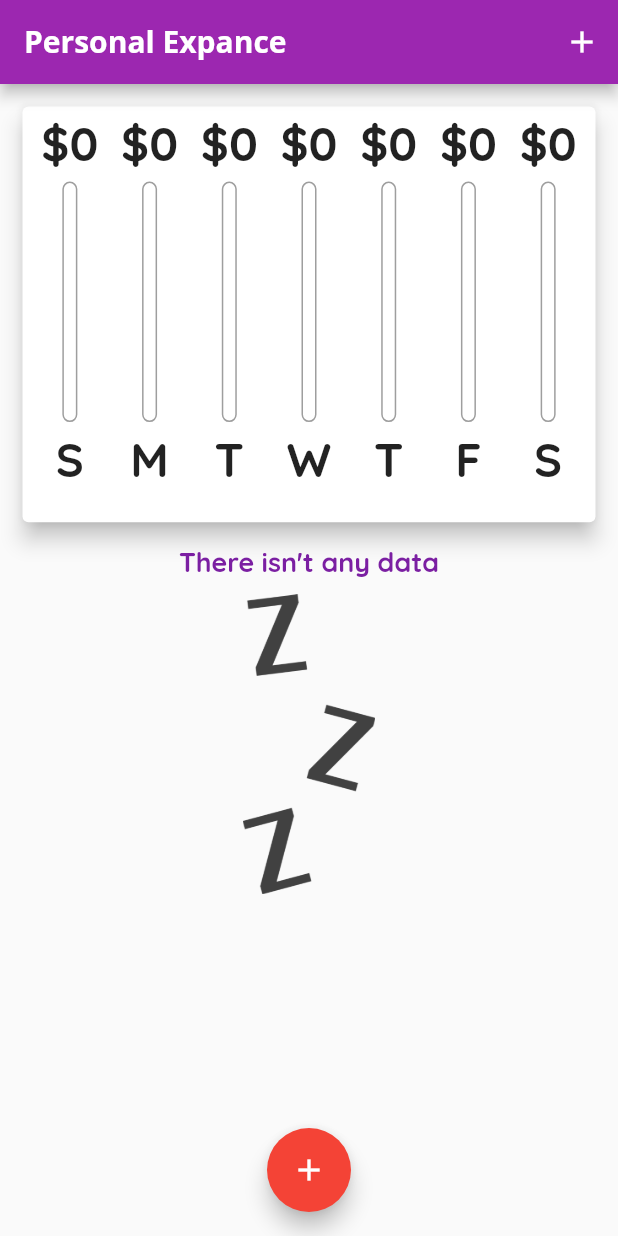
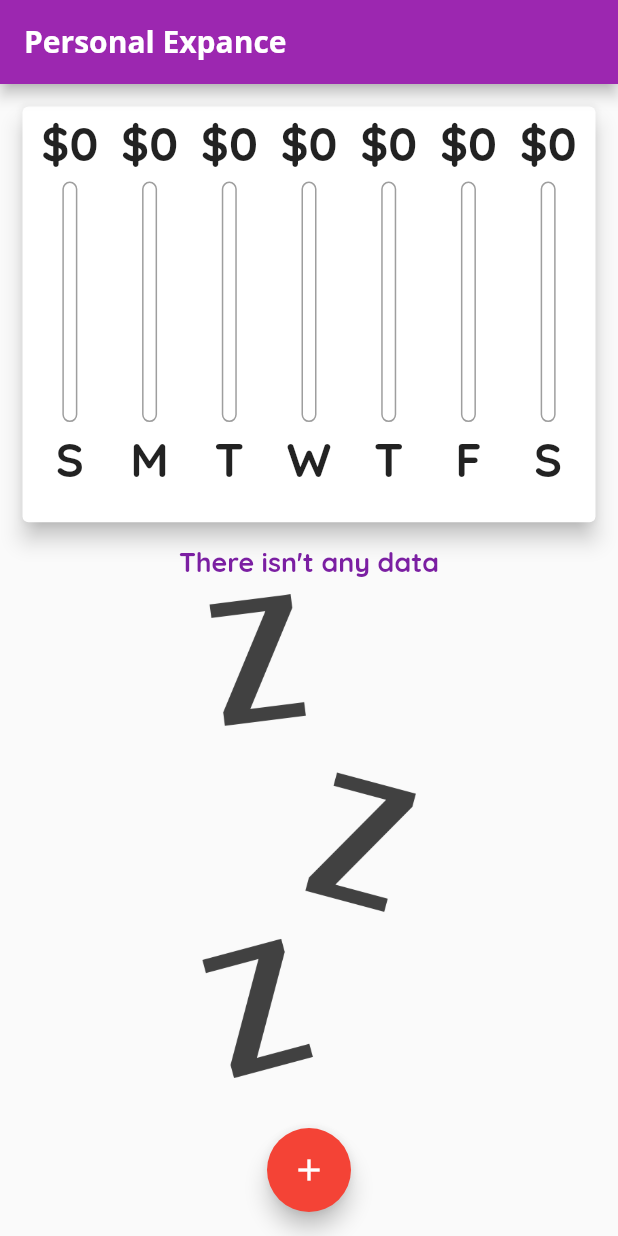
Before and after one commit to dawberry22/Persnal_expense, a Flutter app: the screen it shows after launch, on a phone screen of 412 x 824 dp. Run offline on Flutter 3.47's test engine with Material 2 defaults, Android fonts, the phone set to English and light mode, and no system bars.

Commit message:
finished Responsiveness

```diff
--- a/lib/main.dart
+++ b/lib/main.dart
@@ -1,14 +1,11 @@
 import "package:flutter/material.dart";
-import 'package:flutter/services.dart';
+// import 'package:flutter/services.dart';
 import './models/transaction.dart';
 import './widgets/new_transaction.dart';
 import './widgets/transaction_list.dart';
 import './widgets/chart.dart';
 
 void main() {
-  WidgetsFlutterBinding.ensureInitialized();
-  SystemChrome.setPreferredOrientations(
-      [DeviceOrientation.portraitUp, DeviceOrientation.portraitDown]);
   runApp(MaterialApp(
     title: "enpance app",
     theme: ThemeData(
@@ -96,6 +93,7 @@ class _MyAppState extends State<MyApp> {
         });
   }
 
+  bool _showChart = false;
   void _deleteTransaction(String id) {
     setState(() {
       transction.removeWhere((element) => element.id == id);
@@ -104,13 +102,31 @@ class _MyAppState extends State<MyApp> {
 
   @override
   Widget build(BuildContext context) {
+    final isLandscape =
+        MediaQuery.of(context).orientation == Orientation.landscape;
     final appbar = AppBar(
       title: const Text("Personal Expance"),
       actions: [
-        IconButton(
-          onPressed: () => _startAddtx(context),
-          icon: const Icon(Icons.add),
-        )
+        // IconButton(
+        //   onPressed: () => _startAddtx(context),
+        //   icon: const Icon(Icons.add),
+        // ),
+        if (isLandscape)
+          Row(
+            children: [
+              const Text(
+                "Show Chart",
+                style: TextStyle(fontSize: 10),
+              ),
+              Switch(
+                  value: _showChart,
+                  onChanged: (val) {
+                    setState(() {
+                      _showChart = val;
+                    });
+                  }),
+            ],
+          ),
       ],
     );
 
@@ -118,27 +134,39 @@ class _MyAppState extends State<MyApp> {
         appbar.preferredSize.height -
         MediaQuery.of(context).padding.top;
 
+    final txList = SizedBox(
+      width: double.infinity,
+      height: isLandscape ? heightSize : heightSize * 0.6,
+      child: TransactionList(
+        transaction: transction,
+        deleteTx: _deleteTransaction,
+      ),
+    );
+    final txChart = SizedBox(
+      height: isLandscape ? heightSize * 0.8 : heightSize * 0.4,
+      child: Chart(transction),
+    );
+
     return Scaffold(
       appBar: appbar,
       body: SingleChildScrollView(
-        child: Column(children: [
-          SizedBox(
-            height: heightSize * 0.4,
-            child: Chart(transction),
-          ),
-          // end of Chart
-          //
+        child: Column(
+          crossAxisAlignment: CrossAxisAlignment.center,
+          children: [
+            if (!isLandscape) txChart,
+            if (!isLandscape) txList,
+            if (isLandscape)
+              _showChart
+                  ? txChart
+                  :
+                  // end of Chart
+                  //
 
-          // Transactions list
-          SizedBox(
-            height: heightSize * 0.6,
-            child: TransactionList(
-              transaction: transction,
-              deleteTx: _deleteTransaction,
-            ),
-          ),
-          //
-        ]),
+                  // Transactions list
+                  txList
+            //
+          ],
+        ),
       ),
       floatingActionButtonLocation: FloatingActionButtonLocation.centerFloat,
       floatingActionButton: FloatingActionButton(
--- a/lib/widgets/transaction_list.dart
+++ b/lib/widgets/transaction_list.dart
@@ -10,10 +10,10 @@ class TransactionList extends StatelessWidget {
 
   @override
   Widget build(BuildContext context) {
-    return SizedBox(
-      height: 250,
-      child: transaction.isEmpty
-          ? Column(
+    return transaction.isEmpty
+        ? LayoutBuilder(builder: (context, constraints) {
+            return Column(
+              crossAxisAlignment: CrossAxisAlignment.center,
               children: [
                 Text(
                   "There isn't any data",
@@ -21,17 +21,17 @@ class TransactionList extends StatelessWidget {
                 ),
                 Container(
                     margin: const EdgeInsets.only(top: 10),
-                    height: 200,
+                    height: constraints.maxHeight * 0.7,
                     child: Image.asset("assets/images/waiting.png")),
               ],
-            )
+            );
+          })
         : ListView.builder(
             itemCount: transaction.length,
             itemBuilder: (ctx, index) {
               return Card(
                 elevation: 6,
-                  margin:
-                      const EdgeInsets.symmetric(vertical: 8, horizontal: 4),
+                margin: const EdgeInsets.symmetric(vertical: 8, horizontal: 4),
                 child: ListTile(
                   leading: CircleAvatar(
                     radius: 30,
@@ -55,7 +55,6 @@ class TransactionList extends StatelessWidget {
                 ),
               );
             },
-            ),
           );
   }
 }
```
Lines whose indentation alone changed are shown as unchanged.
